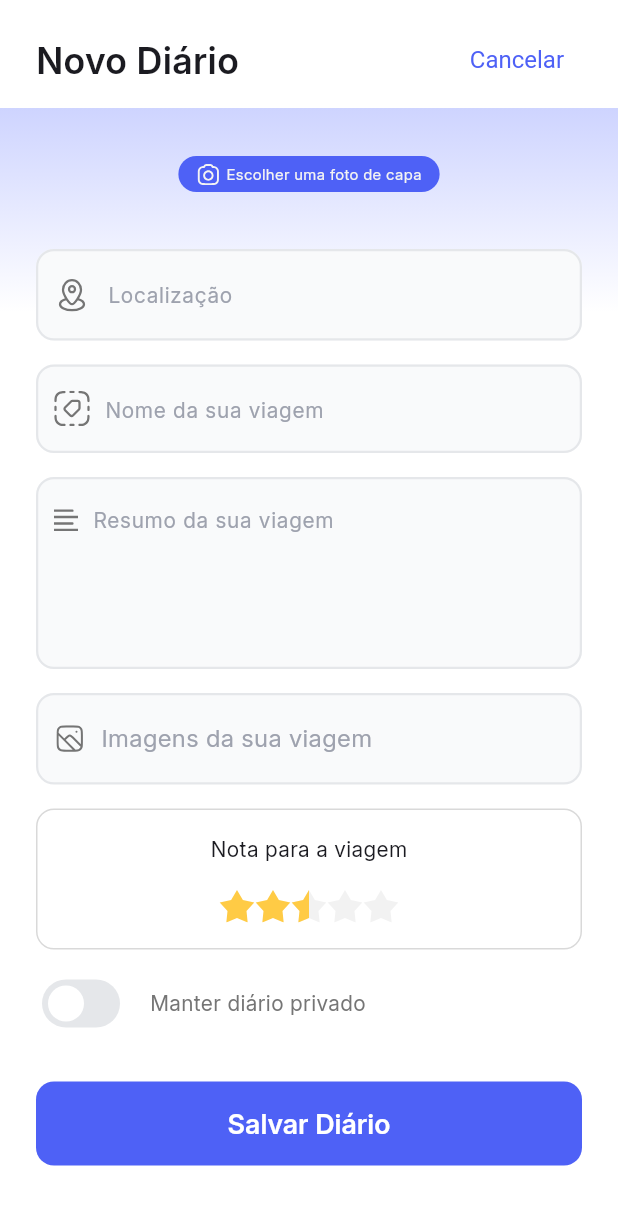
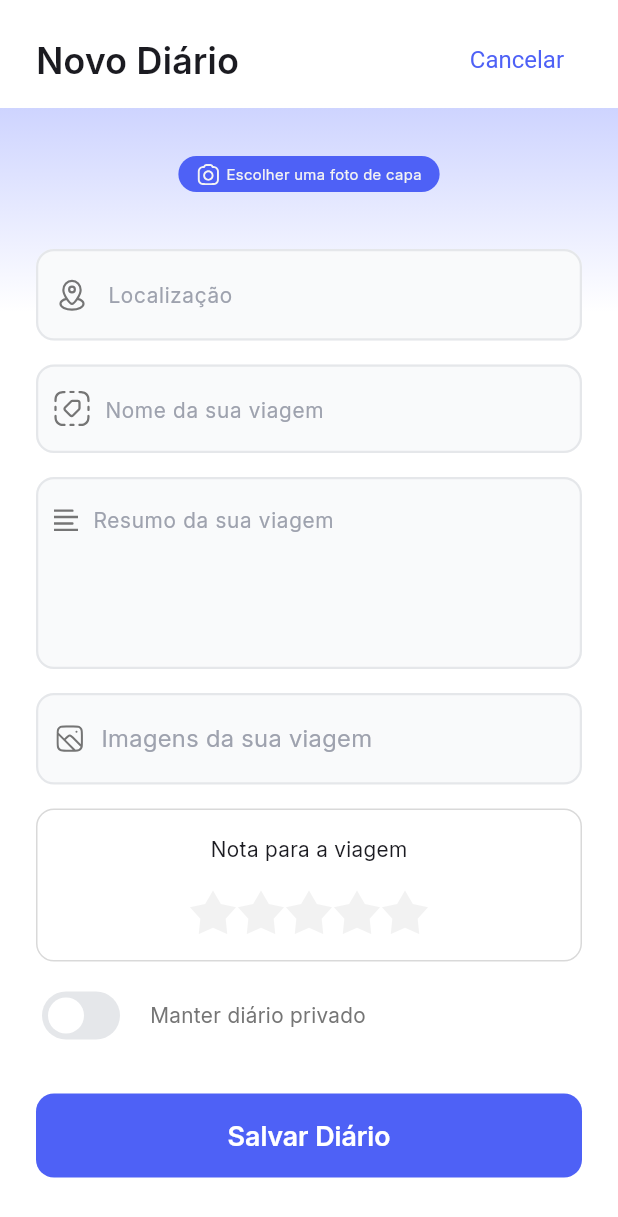
Before and after one commit to OthavioH/rumo, a Flutter app: the CreateDiaryBottomSheet widget shown alone on an empty page, opened directly, on a phone screen of 412 x 824 dp. Shown: the top 1217 px of the screen. Run offline on Flutter 3.47's test engine with Material 3 defaults, Android fonts, the phone set to English and light mode, and no system bars; our stand-ins replace cloud_firestore, firebase_auth, firebase_core, flutter_dotenv, flutter_map, flutter_svg and 4 more; accounts and stored records are empty; generated files the repository leaves out were written again.

Commit message:
:sparkles: feat: adds star rating

```diff
--- a/lib/features/diary/widgets/create_diary_bottom_sheet.dart
+++ b/lib/features/diary/widgets/create_diary_bottom_sheet.dart
@@ -9,6 +9,7 @@ import 'package:latlong2/latlong.dart';
 import 'package:rumo/core/asset_images.dart';
 import 'package:rumo/features/diary/models/create_diary_model.dart';
 import 'package:rumo/features/diary/repositories/diary_repository.dart';
+import 'package:rumo/features/diary/widgets/star_rating.dart';
 import 'package:rumo/services/location_service.dart';
 import 'package:geocoding/geocoding.dart';
 
@@ -35,6 +36,8 @@ class _CreateDiaryBottomSheetState extends State<CreateDiaryBottomSheet> {
 
   bool isLoading = false;
 
+  double rating = 0;
+
   @override
   void initState() {
     super.initState();
@@ -52,8 +55,11 @@ class _CreateDiaryBottomSheetState extends State<CreateDiaryBottomSheet> {
       ),
     );
   }
+
   void showError(String message) {
-    showDialog(context: context, builder: (context) {
+    showDialog(
+      context: context,
+      builder: (context) {
         return AlertDialog(
           title: Text('Erro'),
           content: Text(message),
@@ -64,7 +70,8 @@ class _CreateDiaryBottomSheetState extends State<CreateDiaryBottomSheet> {
             ),
           ],
         );
-    });
+      },
+    );
   }
 
   void getUserLocation() async {
@@ -108,7 +115,9 @@ class _CreateDiaryBottomSheetState extends State<CreateDiaryBottomSheet> {
   Widget build(BuildContext context) => Form(
     key: _formKey,
     child: Padding(
-      padding: EdgeInsets.only(bottom: MediaQuery.of(context).viewInsets.bottom),
+      padding: EdgeInsets.only(
+        bottom: MediaQuery.of(context).viewInsets.bottom,
+      ),
       child: ListView(
         children: [
           Padding(
@@ -220,16 +229,20 @@ class _CreateDiaryBottomSheetState extends State<CreateDiaryBottomSheet> {
                   children: [
                     SearchAnchor.bar(
                       searchController: locationSearchController,
-                      barPadding: WidgetStatePropertyAll(
-                        EdgeInsets.symmetric(horizontal: 12, vertical: 10),
-                      ),
                       barLeading: SvgPicture.asset(
                         AssetImages.iconLocationPin,
                         width: 24,
                         height: 24,
-                        fit: BoxFit.cover,
+                      ),
+                      viewLeading: SvgPicture.asset(
+                        AssetImages.iconLocationPin,
+                        width: 24,
+                        height: 24,
                       ),
                       barHintText: 'Localização',
+                      barPadding: WidgetStatePropertyAll(
+                        EdgeInsets.symmetric(horizontal: 12, vertical: 10),
+                      ),
                       suggestionsBuilder: (context, controller) {
                         return List.generate(placemarks.length, (index) {
                           final placemark = placemarks.elementAt(index);
@@ -270,9 +283,7 @@ class _CreateDiaryBottomSheetState extends State<CreateDiaryBottomSheet> {
                       maxLines: 4,
                       decoration: iconTextFieldDecoration(
                         icon: Padding(
-                          padding: const EdgeInsets.only(
-                            bottom: 70,
-                          ),
+                          padding: const EdgeInsets.only(bottom: 70),
                           child: SvgPicture.asset(
                             AssetImages.iconThreeLines,
                             width: 16,
@@ -291,7 +302,8 @@ class _CreateDiaryBottomSheetState extends State<CreateDiaryBottomSheet> {
                     ),
                     InkWell(
                       onTap: () async {
-                        final pickedFiles = await ImagePicker().pickMultiImage();
+                        final pickedFiles = await ImagePicker()
+                            .pickMultiImage();
                         if (pickedFiles.isEmpty) return;
 
                         setState(() {
@@ -338,7 +350,8 @@ class _CreateDiaryBottomSheetState extends State<CreateDiaryBottomSheet> {
                             ),
                             Builder(
                               builder: (context) {
-                                if (tripImages.isEmpty) return SizedBox.shrink();
+                                if (tripImages.isEmpty)
+                                  return SizedBox.shrink();
                                 return Padding(
                                   padding: const EdgeInsets.only(top: 12),
                                   child: Wrap(
@@ -411,43 +424,12 @@ class _CreateDiaryBottomSheetState extends State<CreateDiaryBottomSheet> {
                         children: [
                           Text('Nota para a viagem'),
                           const SizedBox(height: 16),
-                          Row(
-                            mainAxisAlignment: MainAxisAlignment.center,
-                            children: [
-                              SvgPicture.asset(
-                                AssetImages.iconStar,
-                                width: 24,
-                                height: 24,
-                                colorFilter: ColorFilter.mode(
-                                  Color(0xFFFFCB45),
-                                  BlendMode.srcIn,
-                                ),
-                              ),
-                              SvgPicture.asset(
-                                AssetImages.iconStar,
-                                width: 24,
-                                height: 24,
-                                colorFilter: ColorFilter.mode(
-                                  Color(0xFFFFCB45),
-                                  BlendMode.srcIn,
-                                ),
-                              ),
-                              SvgPicture.asset(
-                                AssetImages.iconHalfStar,
-                                width: 24,
-                                height: 24,
-                              ),
-                              SvgPicture.asset(
-                                AssetImages.iconStar,
-                                width: 24,
-                                height: 24,
-                              ),
-                              SvgPicture.asset(
-                                AssetImages.iconStar,
-                                width: 24,
-                                height: 24,
-                              ),
-                            ],
+                          StarRating(
+                            onRatingChanged: (newRating) {
+                              setState(() {
+                                rating = newRating;
+                              });
+                            },
                           ),
                         ],
                       ),
@@ -485,11 +467,10 @@ class _CreateDiaryBottomSheetState extends State<CreateDiaryBottomSheet> {
                     return;
                   }
 
-                  if(selectedImage == null) {
+                  if (selectedImage == null) {
                     showError("Por favor, selecione uma imagem de capa");
                     return;
                   }
-
 
                   final ownerId = FirebaseAuth.instance.currentUser?.uid;
                   if (ownerId == null) {
@@ -507,16 +488,20 @@ class _CreateDiaryBottomSheetState extends State<CreateDiaryBottomSheet> {
                       coverImage: selectedImage?.path ?? '',
                       resume: _resumeController.text,
                       images: tripImages.map((image) => image.path).toList(),
-                      rating: 2.5,
+                      rating: rating,
                       isPrivate: isPrivate,
                     ),
                   );
-                  if(context.mounted) {
+                  if (context.mounted) {
                     Navigator.of(context).pop();
                     showSuccess();
                   }
                 } catch (error, stackTrace) {
-                  log("Error creating diary", error: error, stackTrace: stackTrace);
+                  log(
+                    "Error creating diary",
+                    error: error,
+                    stackTrace: stackTrace,
+                  );
                   showError("Erro ao criar diário");
                 } finally {
                   if (mounted) {
@@ -528,7 +513,7 @@ class _CreateDiaryBottomSheetState extends State<CreateDiaryBottomSheet> {
               },
               child: Builder(
                 builder: (context) {
-                  if(isLoading) {
+                  if (isLoading) {
                     return SizedBox(
                       width: 24,
                       height: 24,
@@ -539,7 +524,7 @@ class _CreateDiaryBottomSheetState extends State<CreateDiaryBottomSheet> {
                     );
                   }
                   return Text('Salvar Diário');
-                }
+                },
               ),
             ),
           ),
--- /dev/null
+++ b/lib/features/diary/widgets/star_rating.dart
@@ -0,0 +1,68 @@
+import 'package:flutter/material.dart';
+import 'package:flutter_svg/svg.dart';
+import 'package:rumo/core/asset_images.dart';
+
+class StarRating extends StatefulWidget {
+  final void Function(double rating) onRatingChanged;
+  const StarRating({required this.onRatingChanged, super.key});
+
+  @override
+  State<StarRating> createState() => _StarRatingState();
+}
+
+class _StarRatingState extends State<StarRating> {
+  final double size = 32;
+  double rating = 0;
+
+  void setRating(double newRating) {
+    setState(() {
+      rating = newRating;
+    });
+    widget.onRatingChanged(rating);
+  }
+
+  @override
+  Widget build(BuildContext context) {
+    List<Widget> stars = [];
+
+    for (var i = 1; i <= 5; i++) {
+      stars.add(
+        GestureDetector(
+          onTapDown: (details) {
+            double dx = details.localPosition.dx;
+            double half = size / 2;
+            if (dx <= half) {
+              setRating(i - 0.5);
+            } else {
+              setRating(i.toDouble());
+            }
+          },
+          child: TweenAnimationBuilder(
+            tween: Tween<double>(begin: 0, end: rating),
+            duration: Duration(milliseconds: 150),
+            builder: (context, value, _) {
+              String asset = AssetImages.iconStar;
+              if (value >= i) {
+                asset = AssetImages.iconStar;
+              } else if (value >= i - 0.5) {
+                asset = AssetImages.iconHalfStar;
+              } else {
+                asset = AssetImages.iconStar;
+              }
+              return SvgPicture.asset(
+                asset,
+                width: size,
+                height: size,
+                colorFilter: value >= i
+                    ? ColorFilter.mode(Color(0xFFFFCB45), BlendMode.srcIn)
+                    : null,
+              );
+            },
+          ),
+        ),
+      );
+    }
+
+    return Row(mainAxisAlignment: MainAxisAlignment.center, children: stars);
+  }
+}
```
Lines whose indentation alone changed are shown as unchanged.
